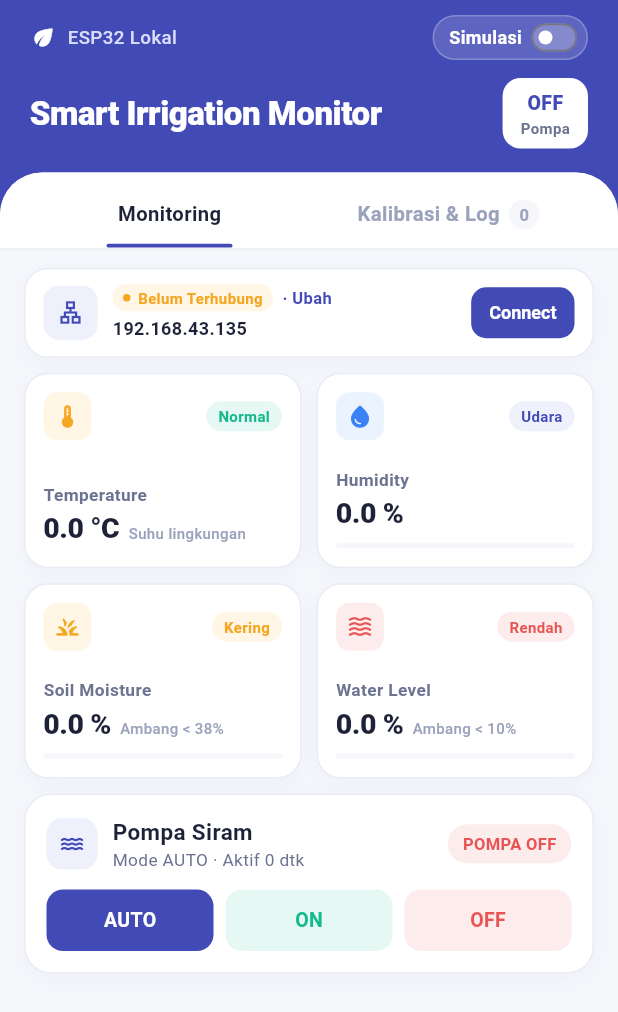
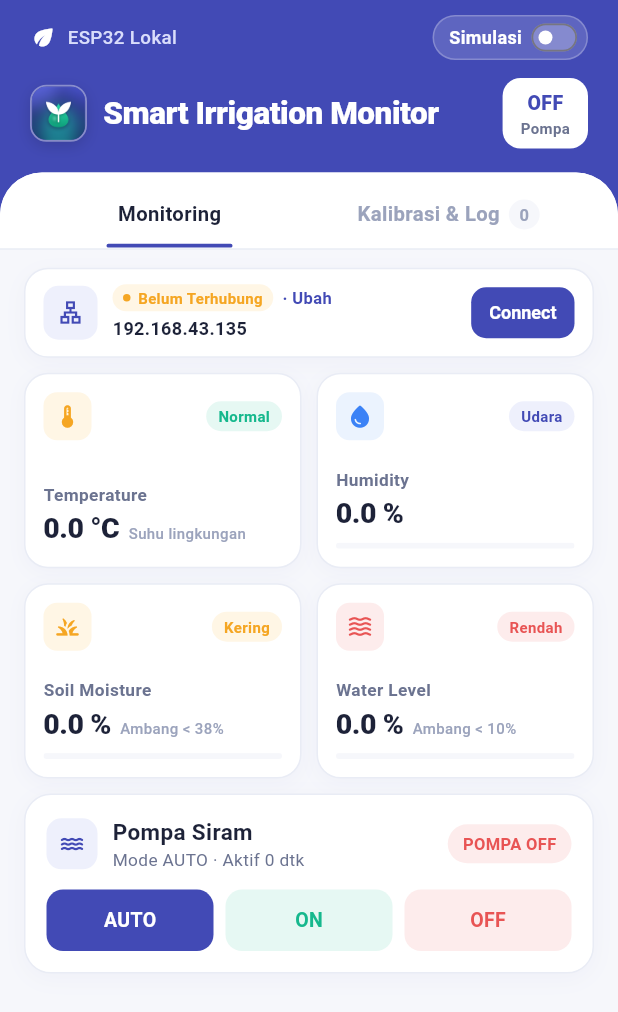
Before and after one commit to Febrian007/smart-irrigation-app, a Flutter app: the screen it shows after launch, on a phone screen of 412 x 824 dp. Shown: the top 1012 px of the screen. Run offline on Flutter 3.47's test engine with Material 3 defaults, Android fonts, the phone set to English and light mode, and no system bars; our stand-ins replace material_ui.

Commit message:
Add custom app logo for launcher icons and dashboard header

```diff
--- a/lib/screens/dashboard_screen.dart
+++ b/lib/screens/dashboard_screen.dart
@@ -308,18 +308,41 @@ class _DashboardHeader extends StatelessWidget {
           const SizedBox(height: 12),
           Row(
             children: [
+              Container(
+                width: 38,
+                height: 38,
+                decoration: BoxDecoration(
+                  borderRadius: BorderRadius.circular(11),
+                  border: Border.all(color: Colors.white38, width: 1.2),
+                  boxShadow: [
+                    BoxShadow(
+                      color: Colors.black.withValues(alpha: 0.14),
+                      blurRadius: 8,
+                      offset: const Offset(0, 3),
+                    ),
+                  ],
+                ),
+                child: ClipRRect(
+                  borderRadius: BorderRadius.circular(10),
+                  child: Image.asset(
+                    'assets/icon/app_icon.png',
+                    fit: BoxFit.cover,
+                  ),
+                ),
+              ),
+              const SizedBox(width: 11),
               const Expanded(
                 child: Text(
                   'Smart Irrigation Monitor',
                   style: TextStyle(
                     color: Colors.white,
-                    fontSize: 22,
+                    fontSize: 21,
                     fontWeight: FontWeight.w800,
                     letterSpacing: -0.3,
                   ),
                 ),
               ),
-              const SizedBox(width: 12),
+              const SizedBox(width: 10),
               Container(
                 padding: const EdgeInsets.symmetric(
                   horizontal: 12,
--- a/pubspec.yaml
+++ b/pubspec.yaml
@@ -58,6 +58,9 @@ flutter:
   # the material Icons class.
   uses-material-design: true
 
+  assets:
+    - assets/icon/app_icon.png
+
   # To add assets to your application, add an assets section, like this:
   # assets:
   #   - images/a_dot_burr.jpeg
```
Also changed, not shown: assets/icon/app_icon.png (added), 11 other files.
